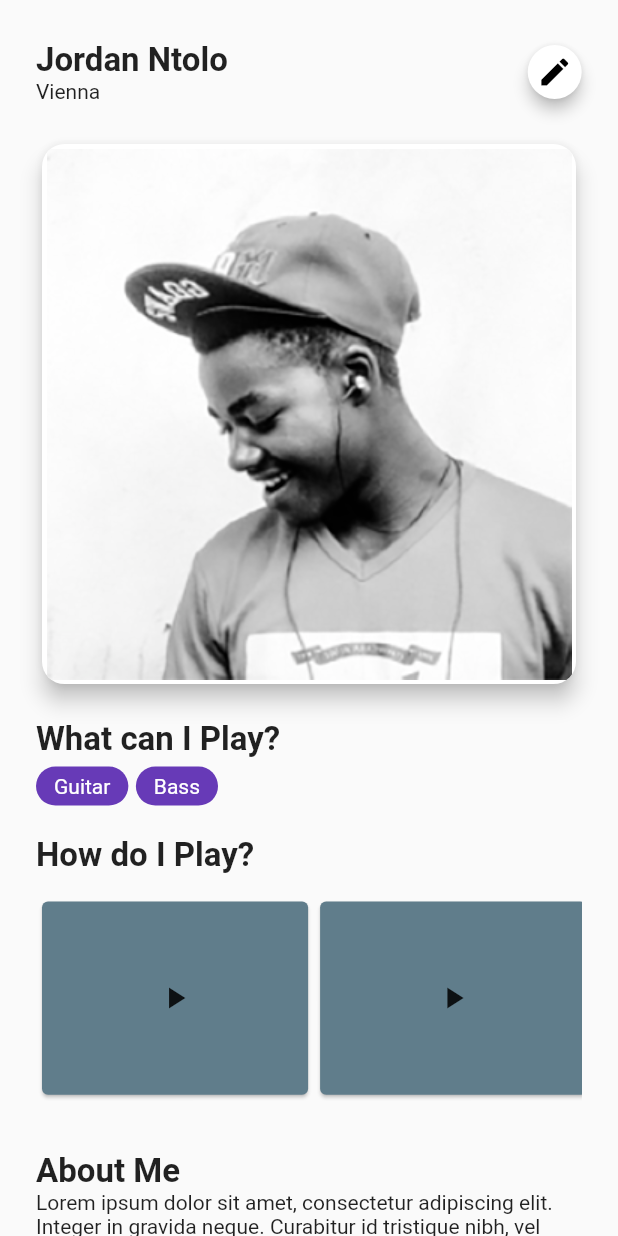
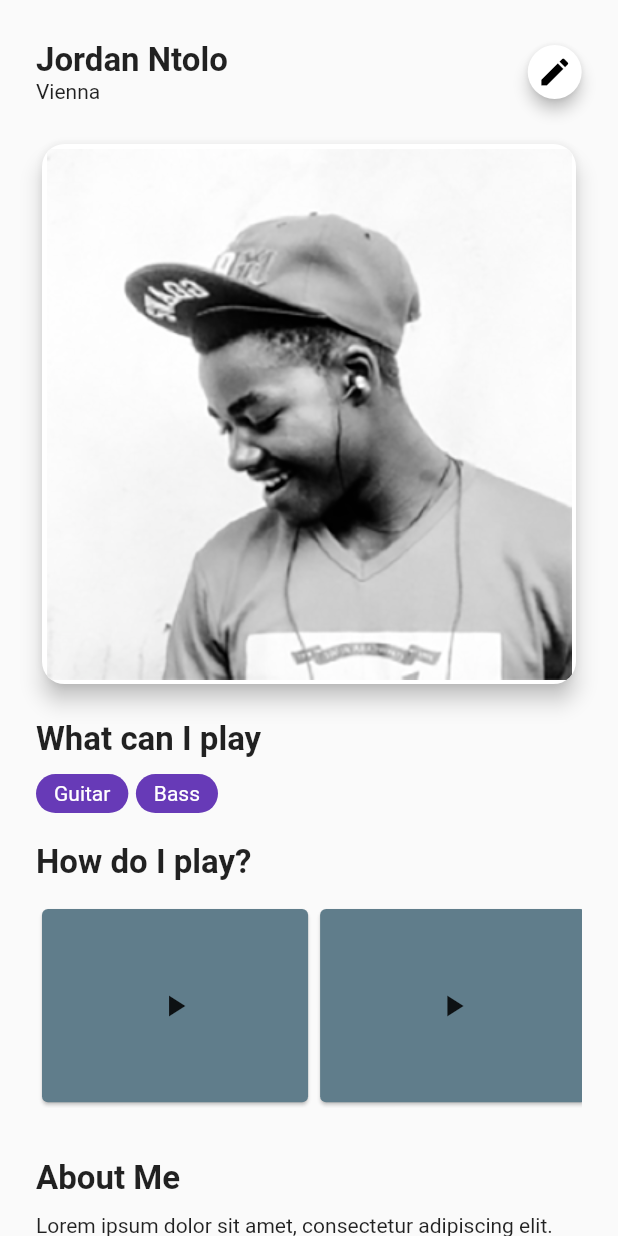
Before and after one commit to gabiLago/SoundsGood, a Flutter app: the screen it shows after launch, on a phone screen of 412 x 824 dp. Run offline on Flutter 3.47's test engine with Material 2 defaults, Android fonts, the light colour scheme and no system bars; our stand-ins replace flutter_secure_storage, get_it.

Commit message:
Refactors on UI

```diff
--- a/sounds_good/lib/screens/views/profile_view.dart
+++ b/sounds_good/lib/screens/views/profile_view.dart
@@ -1,6 +1,7 @@
 import 'package:flutter/material.dart';
 import 'package:sounds_good/screens/widgets/profile_header.dart';
 import 'package:sounds_good/screens/widgets/profile_image.dart';
+import 'package:sounds_good/screens/widgets/profile_title.dart';
 import 'package:sounds_good/screens/widgets/profile_what.dart';
 import 'package:sounds_good/screens/widgets/profile_how.dart';
 import 'package:sounds_good/screens/widgets/profile_videos.dart';
@@ -21,9 +22,11 @@ class _ProfileViewState extends State<ProfileView> {
                 ListView(padding: const EdgeInsets.all(24), children: <Widget>[
       ProfileHeader(),
       ProfileImage(),
+      ProfileTitle('What can I play'),
       ProfileWhat(),
-      ProfileHow(),
+      ProfileTitle('How do I play?'),
       ProfileVideos(),
+      ProfileTitle('About Me'),
       ProfileAboutMe(),
       ProfileCloseButton('Close Session'),
     ])));
--- a/sounds_good/lib/screens/widgets/profile_about_me.dart
+++ b/sounds_good/lib/screens/widgets/profile_about_me.dart
@@ -4,15 +4,10 @@ class ProfileAboutMe extends StatelessWidget {
   @override
   Widget build(BuildContext context) {
     return Padding(
-      padding: const EdgeInsets.only(top: 20.0),
+      padding: const EdgeInsets.only(top: 10.0),
       child: Column(
         crossAxisAlignment: CrossAxisAlignment.start,
         children: <Widget>[
-          Text('About Me',
-              style: TextStyle(
-                fontSize: 22,
-                fontWeight: FontWeight.w700,
-              )),
           Text(
               'Lorem ipsum dolor sit amet, consectetur adipiscing elit. Integer in gravida neque. Curabitur id tristique nibh, vel elementum dolor. Donec eget varius quam, eget elementum orci. Praesent eget ultricies enim. Phasellus orci lorem, tincidunt eget porttitor quis, tincidunt ac metus. Aenean sed nulla magna. Etiam purus lorem, rhoncus a dolor vel, efficitur elementum neque. Sed finibus vel turpis a interdum. Quisque facilisis tincidunt mi, sit amet viverra nunc pharetra vitae. Proin enim odio, tempus id sapien ut, aliquam mattis nisi. Nullam id eros quis justo ultricies feugiat pretium eget lectus. Nullam elementum maximus tempus. In quis ipsum sodales, commodo dolor a, viverra tellus.')
         ],
--- /dev/null
+++ b/sounds_good/lib/screens/widgets/profile_title.dart
@@ -0,0 +1,22 @@
+import 'package:flutter/material.dart';
+
+
+class ProfileTitle extends StatelessWidget {
+  ProfileTitle(this.txt):super();
+  final String txt;
+
+  @override
+  Widget build(BuildContext context) {
+    return Padding(
+        padding: const EdgeInsets.only(top: 20.0),
+        child: Row(
+          children: <Widget>[
+            Text(txt,
+                style: TextStyle(
+                  fontSize: 22,
+                  fontWeight: FontWeight.w700,
+                )),
+          ],
+        ));
+  }
+}
--- a/sounds_good/lib/screens/widgets/profile_what.dart
+++ b/sounds_good/lib/screens/widgets/profile_what.dart
@@ -5,15 +5,10 @@ class ProfileWhat extends StatelessWidget {
   @override
   Widget build(BuildContext context) {
     return Padding(
-        padding: const EdgeInsets.only(top: 20.0),
+        padding: const EdgeInsets.only(top: 5.0),
         child: Column(
           crossAxisAlignment: CrossAxisAlignment.start,
           children: [
-            Text('What can I Play?',
-                style: TextStyle(
-                  fontSize: 22,
-                  fontWeight: FontWeight.w700,
-                )),
             Row(
               children: <Widget>[
                 ProfileInstrument('Guitar'),
```
